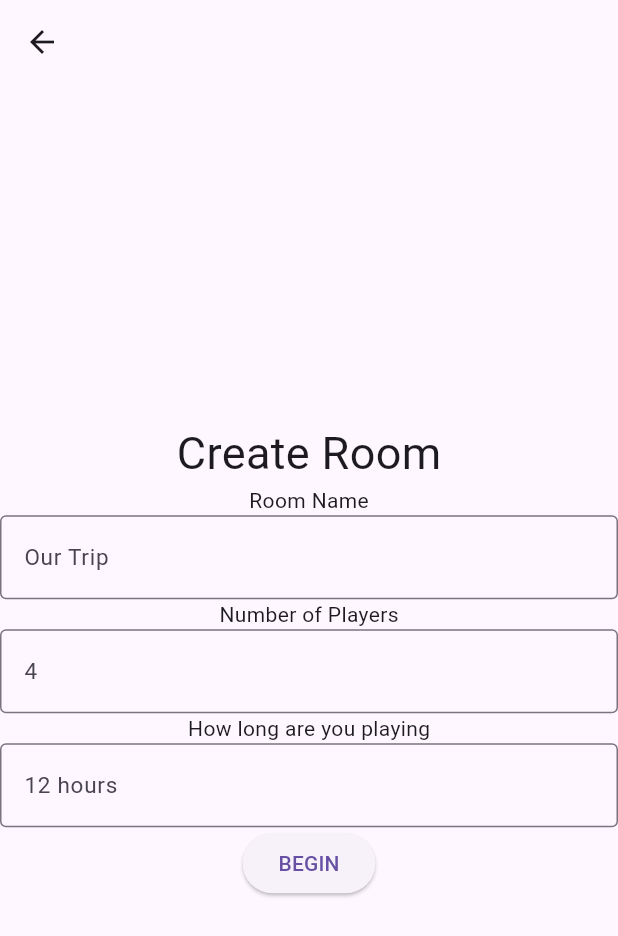
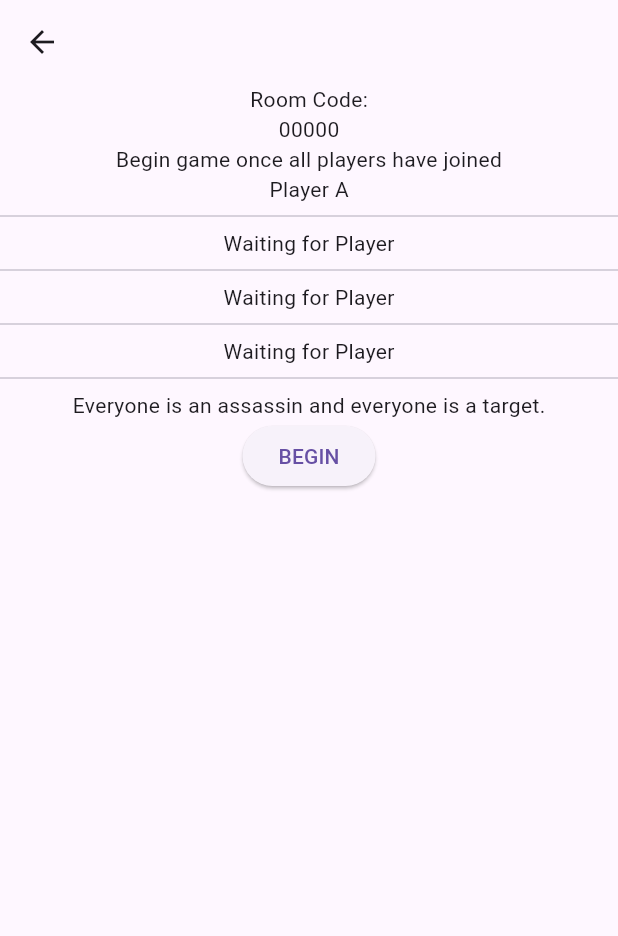
Before and after one commit to allys-dev/bang-bang, a Flutter app: the CreateRoomPage screen opened directly, after a tap on "BEGIN", on a phone screen of 412 x 824 dp. Shown: the top 936 px of the screen. Run offline on Flutter 3.47's test engine with Material 3 defaults, Android fonts, the light colour scheme and no system bars.

Commit message:
Added additional game pages

```diff
--- /dev/null
+++ b/lib/data/notifiers.dart
@@ -0,0 +1,6 @@
+//ValueNotifier: hold the data
+//ValueListenableBuilder: listen to the data (don't need to setstate)
+
+import 'package:flutter/material.dart';
+
+ValueNotifier<int> selectedPageNotifier = ValueNotifier(0);
--- a/lib/views/pages/create_room_page.dart
+++ b/lib/views/pages/create_room_page.dart
@@ -1,3 +1,4 @@
+import 'package:bang_bang/views/pages/lobby_page.dart';
 import 'package:flutter/material.dart';
 
 class CreateRoomPage extends StatelessWidget {
@@ -18,9 +19,7 @@ class CreateRoomPage extends StatelessWidget {
               decoration: InputDecoration(
                 border: OutlineInputBorder(),
                 hintText: 'Our Trip',
-                hintStyle: TextStyle(
-                  fontSize: 15,
-                  ),
+                hintStyle: TextStyle(fontSize: 15),
               ),
             ),
             Text('Number of Players'),
@@ -28,9 +27,7 @@ class CreateRoomPage extends StatelessWidget {
               decoration: InputDecoration(
                 border: OutlineInputBorder(),
                 hintText: '4',
-                hintStyle: TextStyle(
-                  fontSize: 15,
-                  ),
+                hintStyle: TextStyle(fontSize: 15),
               ),
             ),
             Text('How long are you playing'),
@@ -38,14 +35,18 @@ class CreateRoomPage extends StatelessWidget {
               decoration: InputDecoration(
                 border: OutlineInputBorder(),
                 hintText: '12 hours',
-                hintStyle: TextStyle(
-                  fontSize: 15,
-                  ),
+                hintStyle: TextStyle(fontSize: 15),
               ),
             ),
             ElevatedButton(
               onPressed: () {
-                print('begin button pressed');
+                Navigator.of(context).push(
+                  MaterialPageRoute(
+                    builder: (BuildContext context) {
+                      return const LobbyPage(isCreator: true);
+                    },
+                  ),
+                );
               },
               child: Text('BEGIN'),
             ),
--- a/lib/views/pages/landing_page.dart
+++ b/lib/views/pages/landing_page.dart
@@ -16,7 +16,9 @@ class LandingPage extends StatelessWidget {
           children: [
             Padding(
               padding: EdgeInsets.all(20),
-              child: Center(child: Text('BANG BANG', style: TextStyle(fontSize: 30))),
+              child: Center(
+                child: Text('BANG BANG', style: TextStyle(fontSize: 30)),
+              ),
             ),
             ElevatedButton(
               onPressed: () {
@@ -30,7 +32,6 @@ class LandingPage extends StatelessWidget {
               },
               child: const Text('PLAY'),
             ),
-
             ElevatedButton(
               onPressed: () {
                 Navigator.of(context).push(
--- /dev/null
+++ b/lib/views/pages/lobby_page.dart
@@ -0,0 +1,48 @@
+import 'package:bang_bang/views/pages/game_tree.dart';
+import 'package:bang_bang/views/pages/mission_page.dart';
+import 'package:flutter/material.dart';
+
+class LobbyPage extends StatelessWidget {
+  const LobbyPage({super.key, required this.isCreator});
+
+  final bool isCreator;
+
+  @override
+  Widget build(BuildContext context) {
+    return Scaffold(
+      appBar: AppBar(),
+      body: Column(
+        children: [
+          Text("Room Code:"),
+          Text("00000"),
+          isCreator
+              ? Text("Begin game once all players have joined")
+              : Text("Waiting for room creator to begin game"),
+          Text("Player A"),
+          Divider(),
+          Text("Waiting for Player"),
+          Divider(),
+          Text("Waiting for Player"),
+          Divider(),
+          Text("Waiting for Player"),
+          Divider(),
+          Text("Everyone is an assassin and everyone is a target."),
+          isCreator
+              ? ElevatedButton(
+                  onPressed: () {
+                    Navigator.of(context).push(
+                      MaterialPageRoute(
+                        builder: (BuildContext context) {
+                          return const GameTree();
+                        },
+                      ),
+                    );
+                  },
+                  child: Text('BEGIN'),
+                )
+              : SizedBox(),
+        ],
+      ),
+    );
+  }
+}
--- a/pubspec.yaml
+++ b/pubspec.yaml
@@ -19,7 +19,7 @@ publish_to: 'none' # Remove this line if you wish to publish to pub.dev
 version: 1.0.0+1
 
 environment:
-  sdk: ^3.7.0
+  sdk: ">=3.6.0 <4.0.0"
 
 # Dependencies specify other packages that your package needs in order to work.
 # To automatically upgrade your package dependencies to the latest versions
```
Also changed, not shown: lib/data/constants.dart (added, +10 -0 lines), lib/views/pages/game_tree.dart (added, +30 -0 lines), lib/views/pages/join_room_page.dart (+9 -4 lines), lib/views/pages/mission_page.dart (added, +41 -0 lines), lib/views/pages/scoreboard_page.dart (added, +24 -0 lines), lib/views/pages/test2_page.dart (added, +12 -0 lines), lib/views/pages/test_page.dart (added, +12 -0 lines), lib/widgets/navbar_widget.dart (added, +34 -0 lines), lib/main.dart (line endings or trailing spaces), lib/views/pages/play_page.dart (line endings or trailing spaces), lib/views/widget_tree.dart (line endings or trailing spaces), pubspec.lock.
